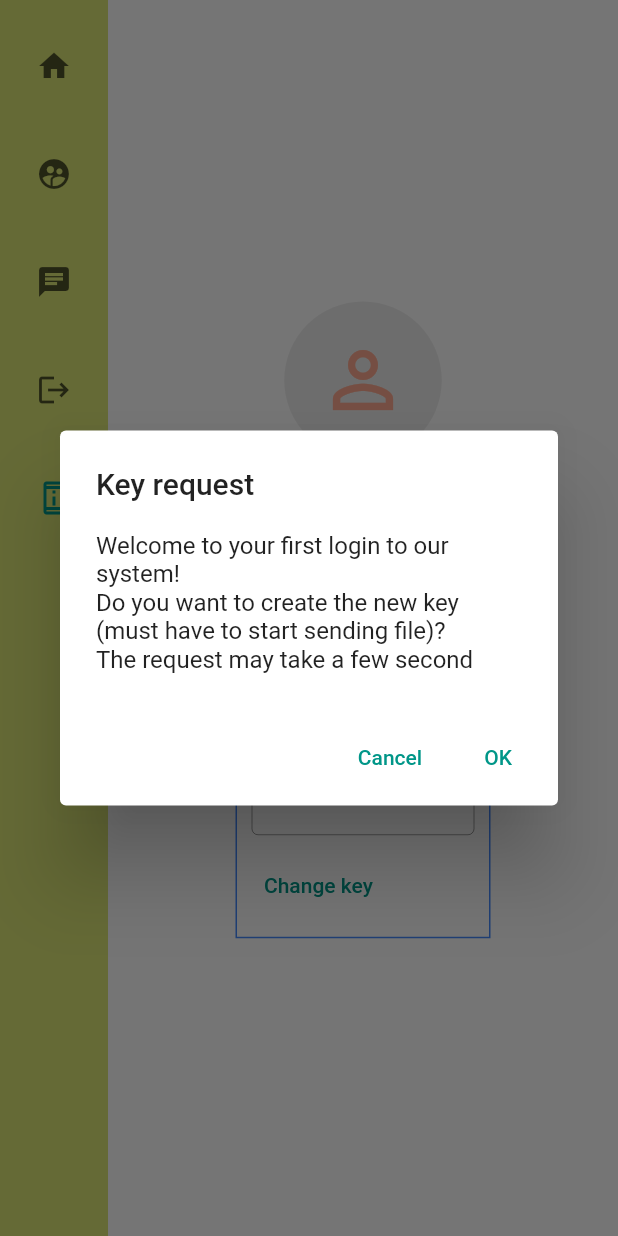
After one commit to mekanican/SecureFileSharing, a Flutter app: the LoggedInRoute screen opened directly, after a tap on "List of friends", after a tap on "Chat", after a tap on "Profile", on a phone screen of 412 x 824 dp. The commit adds this screen. Run offline on Flutter 3.47's test engine with Material 2 defaults, Android fonts, the light colour scheme and no system bars; drawn by our look-alikes of widget_circular_animator; our stand-ins replace dio, file_picker, flutter_chat_types, flutter_chat_ui, flutter_login, infinite_scroll_pagination; missing offline and left inert: encrypt; network calls fail.

Commit message:
Add profile page

```diff
--- /dev/null
+++ b/SFS_FrontEnd/lib/helper/datetime.dart
@@ -0,0 +1,10 @@
+extension MyDateExtension on DateTime {
+  String getDateOnlyAsString(){
+    return "$day/$month/$year";
+  }
+}
+
+String getCurrentDate() {
+  DateTime now = DateTime.now();
+  return now.getDateOnlyAsString();
+}
--- a/SFS_FrontEnd/lib/pages/LoggedInRoute/loggedin_route.dart
+++ b/SFS_FrontEnd/lib/pages/LoggedInRoute/loggedin_route.dart
@@ -3,6 +3,7 @@ import 'package:provider/provider.dart';
 import 'package:sfs_frontend/pages/GuestRoute/guest_route.dart';
 import 'package:sfs_frontend/pages/LoggedInRoute/chat.dart';
 import 'package:sfs_frontend/pages/LoggedInRoute/friend.dart';
+import 'package:sfs_frontend/pages/LoggedInRoute/profile.dart';
 import 'package:sfs_frontend/services/user_state.dart';
 
 import '../home.dart';
@@ -34,6 +35,9 @@ class _LoggedInRouteState extends State<LoggedInRoute> {
       case 2:
         page = ChatPage();
         break;
+      case 4:
+        page = ProfilePage();
+        break;
       default:
         throw UnimplementedError("Not found");
     }
@@ -59,7 +63,8 @@ class _LoggedInRouteState extends State<LoggedInRoute> {
             icon: Icon(Icons.supervised_user_circle),
             label: Text("List of friends")),
         NavigationRailDestination(icon: Icon(Icons.chat), label: Text("Chat")),
-        NavigationRailDestination(icon: Icon(Icons.logout), label: Text("Log out"))
+        NavigationRailDestination(icon: Icon(Icons.logout), label: Text("Log out")),
+        NavigationRailDestination(icon: Icon(Icons.perm_device_information_outlined), label: Text("Profile"))
       ],
       selectedIndex: selectedIndex,
       onDestinationSelected: (value) {
--- /dev/null
+++ b/SFS_FrontEnd/lib/pages/LoggedInRoute/profile.dart
@@ -0,0 +1,172 @@
+import 'dart:io';
+
+import 'package:flutter/material.dart';
+
+import 'package:flutter/material.dart';
+import 'package:flutter/scheduler.dart';
+import 'package:path_provider/path_provider.dart';
+import 'package:sfs_frontend/helper/datetime.dart';
+import 'package:widget_circular_animator/widget_circular_animator.dart';
+
+class ProfilePage extends StatefulWidget {
+  const ProfilePage({super.key});
+
+  @override
+  State<ProfilePage> createState() => _ProfilePageState();
+}
+
+class _ProfilePageState extends State<ProfilePage> {
+  // final textController = TextEditingController();
+
+  final usrController = TextEditingController();
+  final emailController = TextEditingController();
+  final statusController = TextEditingController();
+
+  var isUsernameChanged = false;
+
+
+  @override
+  void dispose() {
+    usrController.dispose();
+    emailController.dispose();
+    statusController.dispose();
+    super.dispose();
+  }
+
+  @override
+  void initState() {
+    super.initState();
+    // On create dialog!,
+    // Todo: Change to api request to check for user first appearance
+    SchedulerBinding.instance.addPostFrameCallback((_) async {
+      await _showDialogRequestKey(!await checkFirstTime());
+    });
+    setInitialProfileData();
+  }
+
+  Future<bool> checkFirstTime() async {
+    // This will be checked by testing key file is represent on this computer
+    Directory dir = await getApplicationSupportDirectory();
+    String path = dir.path;
+    const String fileName = "key.json";
+    return File("$path/$fileName").exists();
+  }
+
+  Future<void> setInitialProfileData() async {
+    usrController.text = "Unknown";
+    emailController.text = "mrX@example.com";
+    statusController.text = "Not assigned"; // Assigned at 01/01/2069
+  }
+
+
+
+  Future<String?> _showDialogRequestKey(bool isFirstTime) async {
+
+    Text content;
+    if (isFirstTime) {
+      content = const Text("Welcome to your first login to our system!\nDo you want to create the new key (must have to start sending file)?\nThe request may take a few second");
+    } else {
+      content = const Text("It seems like you want to change the key!\nFiles you received in the past will not be accessible forever.\nContinue?");
+    }
+
+    return showDialog<String>(
+        context: context,
+        barrierDismissible: false, // Cannot tap outside
+        builder: (BuildContext context) => AlertDialog(
+          title: const Text('Key request'),
+          content: content,
+          actions: <Widget>[
+            TextButton(
+              onPressed: () {
+                print('Cancel');
+                Navigator.of(context).pop();
+              },
+              child: const Text('Cancel'),
+            ),
+            TextButton(
+              onPressed: () {
+                print('OK');
+                statusController.text = "Assigned at ${getCurrentDate()}";
+                Navigator.of(context).pop();
+              },
+              child: const Text('OK'),
+            ),
+          ],
+        ),
+    );
+  }
+
+  @override
+  Widget build(BuildContext context) {
+    return Center(
+      child: Column(
+        mainAxisAlignment: MainAxisAlignment.center,
+        children: [
+          WidgetCircularAnimator(
+            size: 150,
+            child: Container(
+              decoration: BoxDecoration(
+                  shape: BoxShape.circle, color: Colors.grey[200]),
+              child: Icon(
+                Icons.person_outline,
+                color: Colors.deepOrange[200],
+                size: 60,
+              ),
+            ),
+          ),
+          LayoutBuilder(
+            builder: (context, constraints) {
+              return Container(
+                width: constraints.maxWidth * 0.5,
+                margin: const EdgeInsets.all(20.0),
+                padding: const EdgeInsets.all(10.0),
+                decoration: BoxDecoration(border: Border.all(color: Colors.blueAccent)),
+                child: Column(children: [
+                  TextField(
+                    controller: usrController,
+                    decoration: const InputDecoration(
+                      labelText: "Username",
+                      border: OutlineInputBorder()
+                    ),
+                    onChanged: (_) => {
+                      if (!isUsernameChanged) {
+                        setState(() => {
+                          isUsernameChanged = true
+                        })
+                      }
+                    },
+                  ),
+                  SizedBox(height: 10),
+                  TextField(
+                    controller: emailController,
+                    readOnly: true,
+                    enabled: false,
+                    decoration: const InputDecoration(
+                      labelText: "Email",
+                      border: OutlineInputBorder()
+                    ),
+                  ),
+                  SizedBox(height: 10),
+                  TextField(
+                    controller: statusController,
+                    enabled: false,
+                    readOnly: true,
+                    decoration: const InputDecoration(
+                      labelText: "Key status",
+                      border: OutlineInputBorder()
+                    ),
+                  ),
+                  SizedBox(height: 10),
+                  Row(children: [
+                    if (isUsernameChanged) TextButton(onPressed: () => {}, child: Text("Update profile")),
+                    TextButton(onPressed: () async => _showDialogRequestKey(false), child: Text("Change key")),
+                  ],)
+                ]),
+              );
+            }
+          )
+        ],
+      ),
+    );
+  }
+}
--- a/SFS_FrontEnd/pubspec.yaml
+++ b/SFS_FrontEnd/pubspec.yaml
@@ -49,6 +49,7 @@ dependencies:
   dio: ^5.1.1
   provider: ^6.0.5
   animations: ^2.0.7
+  widget_circular_animator: ^1.0.0
 
 
 dev_dependencies:
```
Also changed, not shown: SFS_FrontEnd/pubspec.lock.
